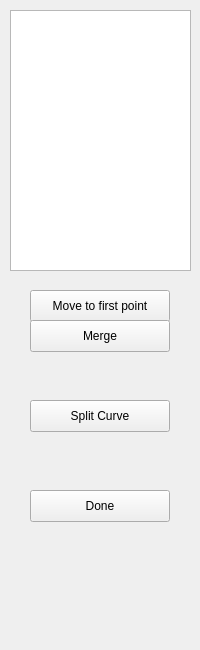
Above: curver/ui/curve_join.ui from wiatrak2/curver before the change. Below: the same form after it.
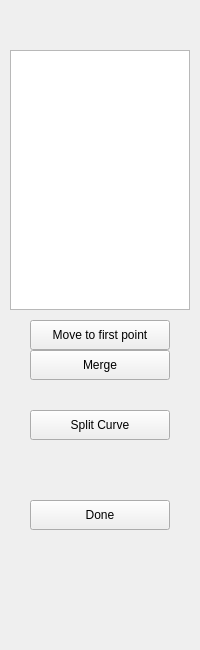
That is the form after the change.

What changed in the file:
```diff
--- a/curver/ui/curve_join.ui
+++ b/curver/ui/curve_join.ui
@@ -17,9 +17,9 @@
    <property name="geometry">
     <rect>
      <x>10</x>
-     <y>10</y>
-     <width>181</width>
-     <height>261</height>
+     <y>50</y>
+     <width>180</width>
+     <height>260</height>
     </rect>
    </property>
   </widget>
@@ -27,9 +27,9 @@
    <property name="geometry">
     <rect>
      <x>30</x>
-     <y>490</y>
+     <y>500</y>
      <width>140</width>
-     <height>32</height>
+     <height>30</height>
     </rect>
    </property>
    <property name="text">
@@ -40,9 +40,9 @@
    <property name="geometry">
     <rect>
      <x>30</x>
-     <y>290</y>
+     <y>320</y>
      <width>140</width>
-     <height>32</height>
+     <height>30</height>
     </rect>
    </property>
    <property name="text">
@@ -53,9 +53,9 @@
    <property name="geometry">
     <rect>
      <x>30</x>
-     <y>400</y>
+     <y>410</y>
      <width>140</width>
-     <height>32</height>
+     <height>30</height>
     </rect>
    </property>
    <property name="text">
@@ -66,9 +66,9 @@
    <property name="geometry">
     <rect>
      <x>30</x>
-     <y>320</y>
+     <y>350</y>
      <width>140</width>
-     <height>32</height>
+     <height>30</height>
     </rect>
    </property>
    <property name="text">
```
